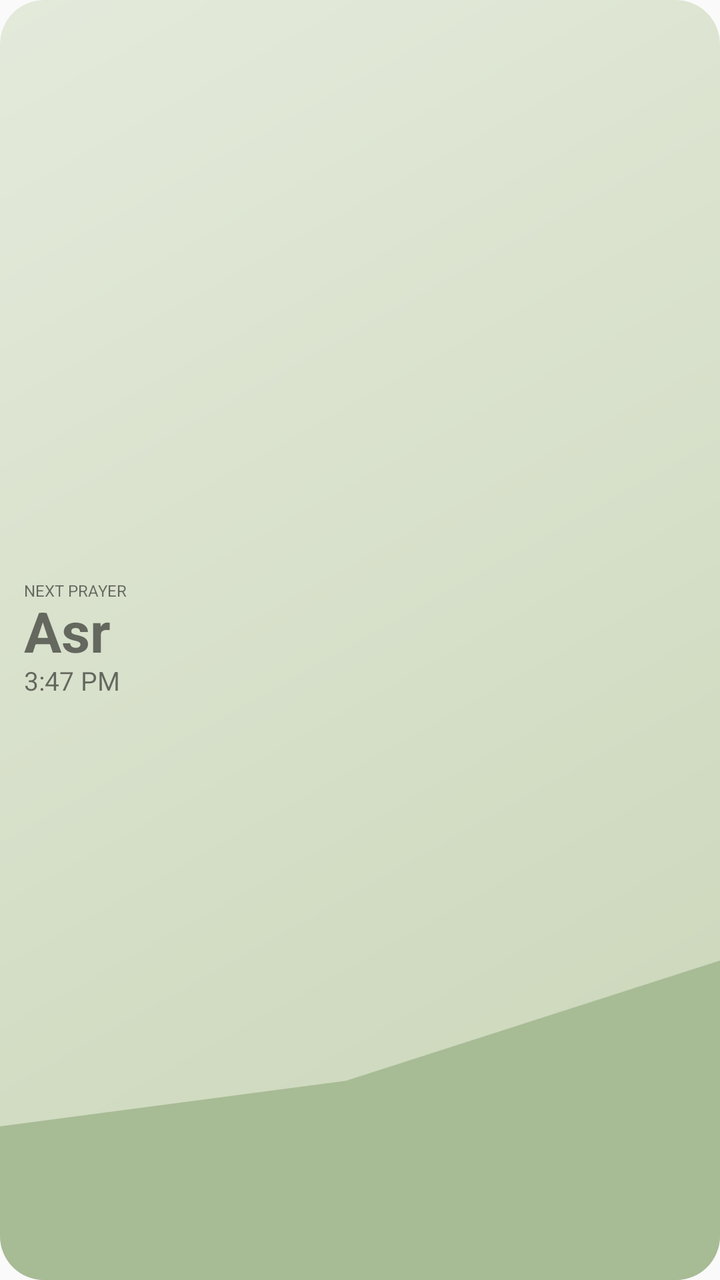
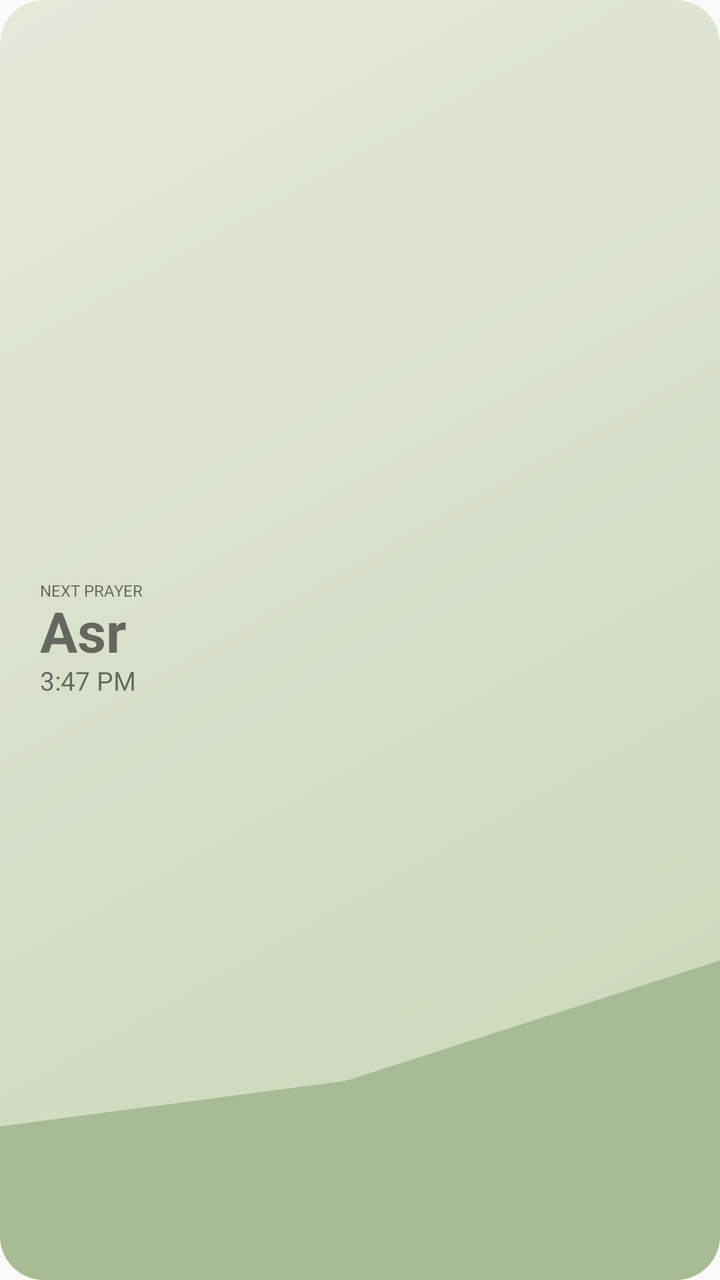

Two renders of the same Android screen: before a commit and after it. Below are the layout's source before the change and the commit's diff.
<!-- AndroidManifest.xml: application theme AppTheme -->
<!-- res/layout/prayer_widget.xml -->
<?xml version="1.0" encoding="utf-8"?>
<FrameLayout xmlns:android="http://schemas.android.com/apk/res/android" android:layout_width="match_parent" android:layout_height="match_parent">
 <FrameLayout android:id="@+id/widget_root" android:layout_width="match_parent" android:layout_height="match_parent" android:background="@drawable/widget_asr" android:clipToOutline="true">
  <ImageView android:id="@+id/widget_scene" android:layout_width="match_parent" android:layout_height="match_parent" android:src="@drawable/widget_scene_asr" android:scaleType="centerCrop" android:importantForAccessibility="no" />
  <LinearLayout android:layout_width="match_parent" android:layout_height="match_parent" android:orientation="vertical" android:gravity="start|center_vertical" android:paddingStart="12dp" android:paddingEnd="4dp" android:paddingTop="4dp" android:paddingBottom="4dp">
   <TextView android:id="@+id/widget_label" android:layout_width="match_parent" android:layout_height="wrap_content" android:fontFamily="sans-serif" android:text="NEXT PRAYER" android:gravity="start|center_vertical" android:textSize="8sp" android:includeFontPadding="false" android:maxLines="1" />
   <LinearLayout android:layout_width="match_parent" android:layout_height="wrap_content" android:orientation="horizontal" android:gravity="center_vertical">
    <TextView android:id="@+id/widget_prayer" android:layout_width="wrap_content" android:layout_height="wrap_content" android:layout_marginTop="0dp" android:text="Asr" android:textStyle="bold" android:gravity="start|center_vertical" android:textSize="28sp" android:fontFamily="sans-serif" android:maxLines="1" android:includeFontPadding="false" />
   </LinearLayout>
   <TextView android:id="@+id/widget_time" android:layout_width="match_parent" android:layout_height="wrap_content" android:fontFamily="sans-serif" android:text="3:47 PM" android:gravity="start|center_vertical" android:textSize="13sp" android:maxLines="1" android:includeFontPadding="false" />
   <Chronometer android:id="@+id/widget_countdown" android:layout_width="match_parent" android:layout_height="wrap_content" android:layout_marginTop="0dp" android:textSize="8sp" android:format="In %s" android:visibility="gone" android:maxLines="1" android:includeFontPadding="false" />
   <TextView android:id="@+id/widget_location" android:layout_width="wrap_content" android:layout_height="wrap_content" android:visibility="gone" />
   <TextView android:id="@+id/widget_reflection" android:layout_width="wrap_content" android:layout_height="wrap_content" android:visibility="gone" />
  </LinearLayout>
 </FrameLayout>
</FrameLayout>
<!-- resources referenced by this layout -->
<resources>
  <!-- drawable widget_asr (drawable) -->
  <?xml version="1.0" encoding="utf-8"?>
  <shape xmlns:android="http://schemas.android.com/apk/res/android"><corners android:radius="22dp"/><gradient android:startColor="#E4EADB" android:endColor="#C9D5B7" android:angle="315"/></shape>
  <!-- drawable widget_scene_asr (drawable) -->
  <vector xmlns:android="http://schemas.android.com/apk/res/android" android:width="180dp" android:height="90dp" android:viewportWidth="180" android:viewportHeight="90"><path android:fillColor="#F8F0C9" android:pathData="M150,31a16,16 0,1 0,0 32a16,16 0,1 0,0 -32" /><path android:fillColor="#A7BB95" android:pathData="M0,78L28,77L51,81L89,76L117,67L142,72L180,61L180,90L0,90Z" /></vector>
  <style name="AppTheme" parent="Theme.AppCompat.Light.DarkActionBar">
          
          <item name="colorPrimary">@color/colorPrimary</item>
          <item name="colorPrimaryDark">@color/colorPrimaryDark</item>
          <item name="colorAccent">@color/colorAccent</item>
      </style>
</resources>

<!-- the commit's change to res/layout/prayer_widget.xml (unified diff, before → after) -->
@@ -2,7 +2,7 @@
 <FrameLayout xmlns:android="http://schemas.android.com/apk/res/android" android:layout_width="match_parent" android:layout_height="match_parent">
  <FrameLayout android:id="@+id/widget_root" android:layout_width="match_parent" android:layout_height="match_parent" android:background="@drawable/widget_asr" android:clipToOutline="true">
   <ImageView android:id="@+id/widget_scene" android:layout_width="match_parent" android:layout_height="match_parent" android:src="@drawable/widget_scene_asr" android:scaleType="centerCrop" android:importantForAccessibility="no" />
-  <LinearLayout android:layout_width="match_parent" android:layout_height="match_parent" android:orientation="vertical" android:gravity="start|center_vertical" android:paddingStart="12dp" android:paddingEnd="4dp" android:paddingTop="4dp" android:paddingBottom="4dp">
+  <LinearLayout android:layout_width="match_parent" android:layout_height="match_parent" android:orientation="vertical" android:gravity="start|center_vertical" android:paddingStart="20dp" android:paddingEnd="8dp" android:paddingTop="4dp" android:paddingBottom="4dp">
    <TextView android:id="@+id/widget_label" android:layout_width="match_parent" android:layout_height="wrap_content" android:fontFamily="sans-serif" android:text="NEXT PRAYER" android:gravity="start|center_vertical" android:textSize="8sp" android:includeFontPadding="false" android:maxLines="1" />
    <LinearLayout android:layout_width="match_parent" android:layout_height="wrap_content" android:orientation="horizontal" android:gravity="center_vertical">
     <TextView android:id="@+id/widget_prayer" android:layout_width="wrap_content" android:layout_height="wrap_content" android:layout_marginTop="0dp" android:text="Asr" android:textStyle="bold" android:gravity="start|center_vertical" android:textSize="28sp" android:fontFamily="sans-serif" android:maxLines="1" android:includeFontPadding="false" />
